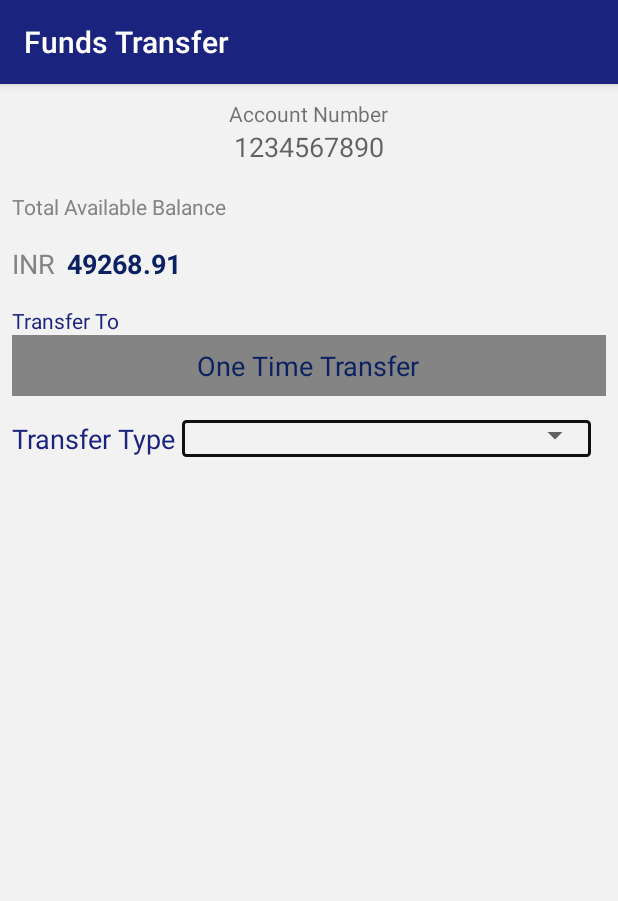
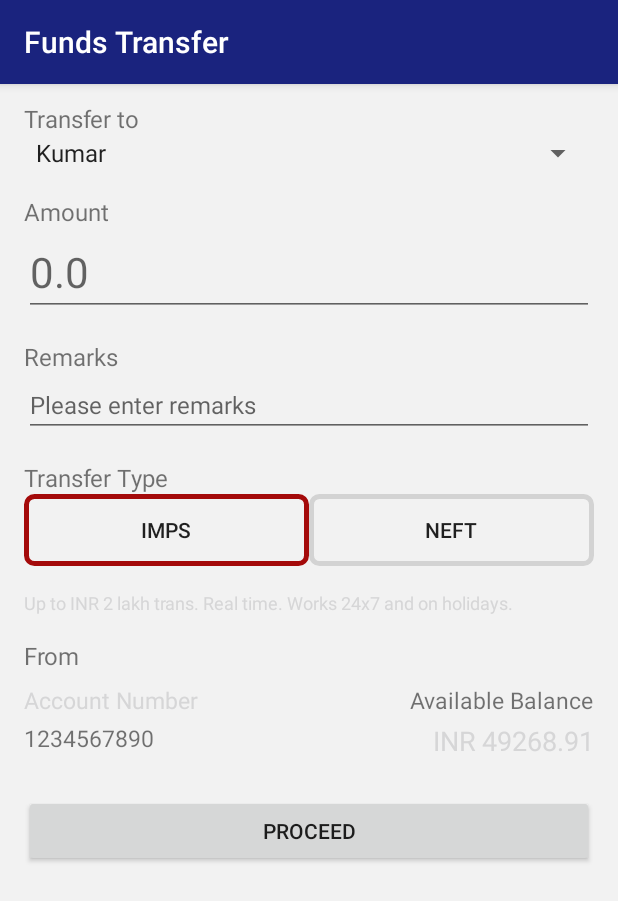
Before and after one commit to SlangLabs/banking_app, an Android app: the MoneyTransfer screen opened directly, with no data from a screen before it, on a phone screen of 412 x 824 dp. Shown: the top 901 px of the screen. Run offline under Robolectric (Android 15) with nearby library versions, the phone set to English and light mode, and no system bars.

Commit message:
Update MoneyTransfer Activity

```diff
--- a/app/src/main/java/com/example/akanshisrivastava/bankingapp/MoneyTransfer.java
+++ b/app/src/main/java/com/example/akanshisrivastava/bankingapp/MoneyTransfer.java
@@ -3,13 +3,76 @@ package com.example.akanshisrivastava.bankingapp;
 import android.content.Intent;
 import android.support.v7.app.AppCompatActivity;
 import android.os.Bundle;
+import android.util.Log;
+import android.view.View;
+import android.widget.Button;
+import android.widget.LinearLayout;
+import android.widget.TextView;
+import android.widget.Toast;
 
 public class MoneyTransfer extends AppCompatActivity {
+
+    Button imps, neft, proceed;
+    LinearLayout neftDescription;
+    TextView description;
+    private static final String TAG = MoneyTransfer.class.getSimpleName();
 
     @Override
     protected void onCreate(Bundle savedInstanceState) {
         super.onCreate(savedInstanceState);
         setContentView(R.layout.activity_money_transfer);
         getSupportActionBar().setTitle("Funds Transfer");
+
+        neftDescription = findViewById(R.id.neft_layout);
+        description = findViewById(R.id.type_description);
+
+        imps = findViewById(R.id.imps);
+        imps.setFocusable(true);
+        imps.setFocusableInTouchMode(true);
+        imps.requestFocus();
+        imps.setOnClickListener(new View.OnClickListener() {
+            @Override
+            public void onClick(View v) {
+                Log.d(TAG, "onClick IMPS");
+                neftDescription.setVisibility(View.GONE);
+                imps.requestFocus();
+                description.setText(R.string.imps_description);
+            }
+        });
+        imps.setOnFocusChangeListener(new View.OnFocusChangeListener() {
+            @Override
+            public void onFocusChange(View v, boolean hasFocus) {
+                if(hasFocus)
+                    v.performClick();
+            }
+        });
+
+        neft = findViewById(R.id.neft);
+        neft.setFocusable(true);
+        neft.setFocusableInTouchMode(true);
+        neft.setOnClickListener(new View.OnClickListener() {
+            @Override
+            public void onClick(View v) {
+                Log.d(TAG, "onClick NEFT");
+                neftDescription.setVisibility(View.VISIBLE);
+                neftDescription.requestFocus();
+                description.setText(R.string.neft_description);
+            }
+        });
+        neft.setOnFocusChangeListener(new View.OnFocusChangeListener() {
+            @Override
+            public void onFocusChange(View v, boolean hasFocus) {
+                if(hasFocus)
+                    v.performClick();
+            }
+        });
+
+        proceed = findViewById(R.id.proceed);
+        proceed.setOnClickListener(new View.OnClickListener() {
+            @Override
+            public void onClick(View v) {
+                Toast.makeText(MoneyTransfer.this, "Your funds will be transferred", Toast.LENGTH_LONG).show();
+            }
+        });
     }
 }
--- /dev/null
+++ b/app/src/main/res/drawable/button_selector.xml
@@ -0,0 +1,8 @@
+<?xml version="1.0" encoding="utf-8"?>
+<selector xmlns:android="http://schemas.android.com/apk/res/android">
+    <item
+        android:drawable="@drawable/button_shape_selected"
+        android:state_focused="true"/>
+    <item
+        android:drawable="@drawable/button_shape_unselected"/>
+</selector>
--- /dev/null
+++ b/app/src/main/res/drawable/button_shape_selected.xml
@@ -0,0 +1,9 @@
+<?xml version="1.0" encoding="utf-8"?>
+<shape xmlns:android="http://schemas.android.com/apk/res/android"
+    xmlns:id="http://schemas.android.com/apk/res-auto"
+    android:shape="rectangle">
+    <stroke android:color="#a40a0a"
+        android:width="3dp"/>
+    <corners
+        android:radius="5dp" />
+</shape>
--- /dev/null
+++ b/app/src/main/res/drawable/button_shape_unselected.xml
@@ -0,0 +1,9 @@
+<?xml version="1.0" encoding="utf-8"?>
+<shape xmlns:android="http://schemas.android.com/apk/res/android"
+    xmlns:id="http://schemas.android.com/apk/res-auto"
+    android:shape="rectangle">
+    <stroke android:color="#D3D3D3"
+        android:width="3dp"/>
+    <corners
+        android:radius="5dp" />
+</shape>
--- a/app/src/main/res/layout/activity_money_transfer.xml
+++ b/app/src/main/res/layout/activity_money_transfer.xml
@@ -2,131 +2,190 @@
 <LinearLayout xmlns:android="http://schemas.android.com/apk/res/android"
     android:layout_width="match_parent"
     android:layout_height="match_parent"
+    android:paddingLeft="16dp"
+    android:paddingRight="16dp"
+    android:paddingTop="12dp"
     android:background="#F2F2F2"
     android:orientation="vertical" >
-
-    <LinearLayout
+    <ScrollView
         android:layout_width="match_parent"
-        android:layout_height="wrap_content"
-        android:orientation="vertical"
-        android:padding="10dp" >
-
-        <TextView
-            android:layout_width="wrap_content"
-            android:layout_height="wrap_content"
-            android:text="@string/account_number_text"
-            android:layout_gravity="center"
-            android:textAppearance="?android:attr/textAppearanceSmall" />
-
-        <TextView
-            android:id="@+id/accno"
-            android:layout_width="wrap_content"
-            android:layout_height="wrap_content"
-            android:layout_gravity="center"
-            android:text="@string/account_number"
-            android:textAppearance="?android:attr/textAppearanceMedium" />
-    </LinearLayout>
-
-    <LinearLayout
-        android:layout_width="match_parent"
-        android:layout_height="wrap_content"
-        android:orientation="vertical"
-        android:padding="8dp" >
-
-        <TextView
-            android:id="@+id/textView2"
-            android:layout_width="wrap_content"
-            android:layout_height="wrap_content"
-            android:text="@string/total_available_balance"
-            android:textColor="#848484" />
-    </LinearLayout>
-
-    <LinearLayout
-        android:layout_width="match_parent"
-        android:layout_height="wrap_content"
-        android:padding="8dp" >
-
-        <TextView
-            android:id="@+id/textView3"
-            android:layout_width="wrap_content"
-            android:layout_height="wrap_content"
-            android:layout_marginRight="8dp"
-            android:text="@string/inr"
-            android:textAppearance="?android:attr/textAppearanceMedium"
-            android:textColor="#848484" />
-
-        <TextView
-            android:id="@+id/amount"
-            android:layout_width="wrap_content"
-            android:layout_height="wrap_content"
-            android:text="@string/bank_balance"
-            android:textAppearance="?android:attr/textAppearanceMedium"
-            android:textColor="#0B2161"
-            android:textStyle="bold" />
-    </LinearLayout>
-
-    <LinearLayout
-        android:layout_width="match_parent"
-        android:layout_height="wrap_content"
-        android:orientation="vertical"
-        android:padding="8dp" >
-
-        <TextView
-            android:id="@+id/textView5"
-            android:layout_width="wrap_content"
-            android:layout_height="wrap_content"
-            android:text="@string/transfer_to"
-            android:textColor="@color/colorPrimaryDark" />
-
+        android:layout_height="match_parent">
         <LinearLayout
             android:layout_width="match_parent"
             android:layout_height="wrap_content"
-            android:background="#848484"
-            android:orientation="vertical"
-            android:padding="8dp" >
+            android:orientation="vertical">
+            <TextView
+                android:layout_width="wrap_content"
+                android:layout_height="wrap_content"
+                android:text="@string/transfer_to"
+                android:textSize="16sp"/>
+            <!--TODO implement nothing selected, set font size in that XML-->
+            <!--link:
+            https://stackoverflow.com/questions/10409871/how-to-increase-spinner-item-font-size
+            https://stackoverflow.com/questions/9476665/how-to-change-spinner-text-size-and-text-color-->
+            <Spinner
+                android:layout_width="match_parent"
+                android:layout_height="wrap_content"
+                android:entries="@array/transfer_list"
+                android:prompt="@string/payee_prompt"
+                android:spinnerMode="dialog"/>
 
             <TextView
-                android:id="@+id/textView4"
                 android:layout_width="wrap_content"
                 android:layout_height="wrap_content"
-                android:layout_gravity="center"
-                android:text="One Time Transfer"
-                android:textAppearance="?android:attr/textAppearanceMedium"
-                android:textColor="#0B2161" />
-        </LinearLayout>
-    </LinearLayout>
+                android:layout_marginTop="16dp"
+                android:text="@string/amount"
+                android:textSize="16sp"/>
 
-    <LinearLayout
-        android:layout_width="match_parent"
-        android:layout_height="wrap_content"
-        android:orientation="vertical"
-        android:padding="8dp" >
-
-        <LinearLayout
-            android:layout_width="match_parent"
-            android:layout_height="wrap_content" >
+            <EditText
+                android:id="@+id/transfer_amount"
+                android:layout_width="match_parent"
+                android:layout_height="wrap_content"
+                android:textSize="28sp"
+                android:inputType="numberDecimal"
+                android:hint="@string/_0_0" />
 
             <TextView
-                android:id="@+id/textView6"
                 android:layout_width="wrap_content"
                 android:layout_height="wrap_content"
+                android:layout_marginTop="16dp"
+                android:text="@string/remarks"
+                android:textSize="16sp"/>
+
+            <EditText
+                android:id="@+id/transfer_remarks"
+                android:layout_width="match_parent"
+                android:layout_height="wrap_content"
+                android:textSize="16sp"
+                android:inputType="numberDecimal"
+                android:hint="@string/enter_remarks" />
+
+            <TextView
+                android:layout_width="wrap_content"
+                android:layout_height="wrap_content"
+                android:layout_marginTop="16dp"
                 android:text="@string/transfer_type"
-                android:textSize="18sp"
-                android:textColor="@color/colorPrimaryDark" />
+                android:textSize="16sp"/>
+
+            <!--TODO insert buttons/tabs here-->
             <LinearLayout
                 android:layout_width="match_parent"
-                android:background="@drawable/box_stroke"
-                android:layout_marginRight="10dp"
-                android:layout_marginLeft="4dp"
-                android:layout_height="match_parent">
+                android:layout_height="wrap_content">
+                <Button
+                    android:id="@+id/imps"
+                    android:layout_width="0dp"
+                    android:layout_height="wrap_content"
+                    android:background="@drawable/button_selector"
+                    android:layout_weight="1"
+                    android:focusableInTouchMode="true"
+                    android:text="@string/imps"/>
+                <Button
+                    android:id="@+id/neft"
+                    android:layout_width="0dp"
+                    android:layout_height="wrap_content"
+                    android:background="@drawable/button_selector"
+                    android:focusableInTouchMode="true"
+                    android:layout_weight="1"
+                    android:text="@string/neft"/>
+            </LinearLayout>
 
-            <Spinner
-                android:id="@+id/spinner"
-                android:layout_width="fill_parent"
-                android:layout_height="20dp"
-                android:prompt="@string/spinner_title" />
+            <TextView
+                android:id="@+id/type_description"
+                android:layout_width="match_parent"
+                android:layout_height="wrap_content"
+                android:layout_marginTop="16dp"
+                android:textSize="12sp"
+                android:textColor="@color/black"
+                android:text="@string/imps_description"/>
+
+            <LinearLayout
+                android:layout_width="match_parent"
+                android:layout_height="wrap_content"
+                android:orientation="vertical"
+                android:visibility="gone"
+                android:id="@+id/neft_layout">
+                <TextView
+                    android:layout_width="wrap_content"
+                    android:layout_height="wrap_content"
+                    android:layout_marginTop="16dp"
+                    android:text="@string/transfer"
+                    android:textSize="16sp"/>
+                <RadioGroup
+                    android:layout_width="match_parent"
+                    android:layout_height="wrap_content"
+                    android:orientation="horizontal">
+                    <RadioButton
+                        android:layout_width="wrap_content"
+                        android:layout_height="wrap_content"
+                        android:checked="true"
+                        android:text="@string/now"/>
+                    <RadioButton
+                        android:layout_width="wrap_content"
+                        android:layout_height="wrap_content"
+                        android:layout_marginLeft="64dp"
+                        android:text="@string/later"/>
+                </RadioGroup>
             </LinearLayout>
+
+            <TextView
+                android:layout_width="wrap_content"
+                android:layout_height="wrap_content"
+                android:layout_marginTop="16dp"
+                android:text="@string/from"
+                android:textSize="16sp"/>
+
+            <RelativeLayout
+                android:layout_width="match_parent"
+                android:layout_marginTop="8dp"
+                android:layout_height="wrap_content">
+                <TextView
+                    android:id="@+id/account_num"
+                    android:layout_width="wrap_content"
+                    android:layout_height="wrap_content"
+                    android:text="@string/account_number_text"
+                    android:textSize="15sp"
+                    android:textColor="@color/black"/>
+                <TextView
+                    android:layout_width="wrap_content"
+                    android:layout_height="wrap_content"
+                    android:layout_marginTop="4dp"
+                    android:layout_below="@+id/account_num"
+                    android:textSize="15sp"
+                    android:text="@string/account_number"/>
+                <TextView
+                    android:id="@+id/avail_balance"
+                    android:layout_width="wrap_content"
+                    android:layout_height="wrap_content"
+                    android:layout_alignParentRight="true"
+                    android:textSize="15sp"
+                    android:text="@string/available_balance"/>
+                <TextView
+                    android:id="@+id/amount_text"
+                    android:layout_width="wrap_content"
+                    android:layout_height="wrap_content"
+                    android:layout_below="@+id/avail_balance"
+                    android:layout_alignParentRight="true"
+                    android:layout_marginTop="4dp"
+                    android:text="@string/bank_balance"
+                    android:textSize="18sp"
+                    android:textColor="@color/black"/>
+                <TextView
+                    android:layout_width="wrap_content"
+                    android:layout_height="wrap_content"
+                    android:layout_below="@+id/avail_balance"
+                    android:layout_marginRight="4dp"
+                    android:layout_toLeftOf="@+id/amount_text"
+                    android:layout_marginTop="4dp"
+                    android:text="@string/inr"
+                    android:textSize="18sp"
+                    android:textColor="@color/black"/>
+            </RelativeLayout>
+            <Button
+                android:id="@+id/proceed"
+                android:layout_width="match_parent"
+                android:layout_height="wrap_content"
+                android:text="@string/proceed"
+                android:layout_marginTop="24dp"/>
         </LinearLayout>
-    </LinearLayout>
-
+    </ScrollView>
 </LinearLayout>
--- a/app/src/main/res/values/strings.xml
+++ b/app/src/main/res/values/strings.xml
@@ -34,8 +34,30 @@
     <string name="money_transfer">Money Transfer</string>
     <string name="total_available_balance">Total Available Balance</string>
     <string name="inr">INR</string>
-    <string name="transfer_to">Transfer To</string>
+    <string name="transfer_to">Transfer to</string>
     <string name="transfer_type">Transfer Type</string>
     <string name="other_services">Other Services</string>
     <string name="recent_transaction">Recent Transaction</string>
+    <string name="amount">Amount</string>
+    <string name="remarks">Remarks</string>
+    <string name="imps_description">Up to INR 2 lakh trans. Real time. Works 24x7 and on holidays.</string>
+    <string name="neft_description">Up to INR 10 lakh trans. Receiver gets money in 2 to 24 hours.</string>
+    <string name="transfer">Transfer</string>
+    <string name="now">Now</string>
+    <string name="later">Later</string>
+    <string name="from">From</string>
+    <string name="available_balance">Available Balance</string>
+    <string name="proceed">Proceed</string>
+    <string name="_0_0">0.0</string>
+    <string name="enter_remarks">Please enter remarks</string>
+    <string name="payee_prompt">Enter Payee Name</string>
+    <string name="imps">IMPS</string>
+    <string name="neft">NEFT</string>
+
+    <string-array name="transfer_list">
+        <item>Kumar</item>
+        <item>Ved</item>
+        <item>Vinayak</item>
+        <item>Giri</item>
+    </string-array>
 </resources>
```
